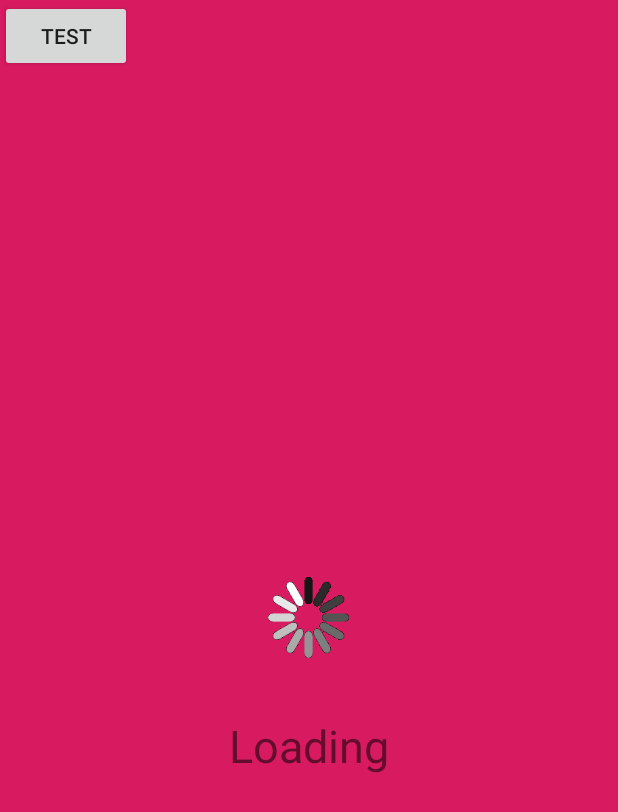
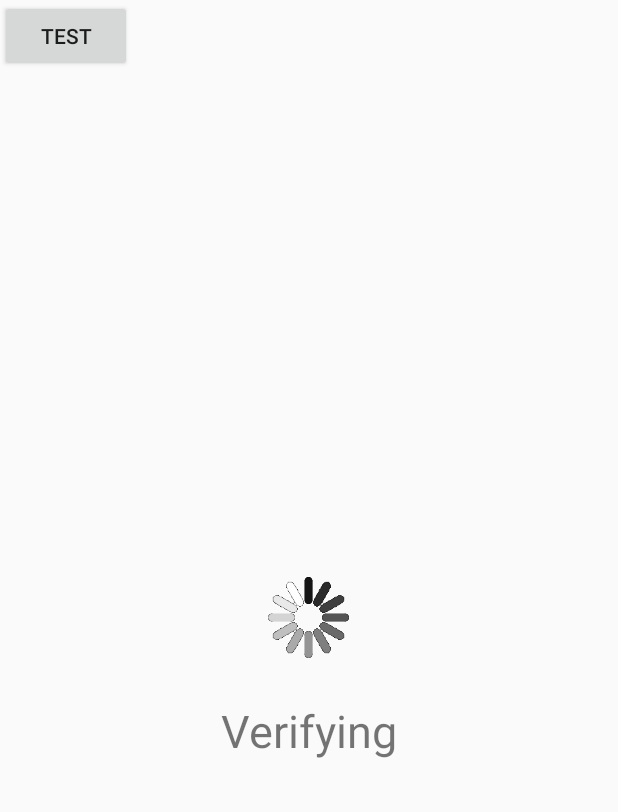
Before and after one commit to iamkushal/ProgressBar, an Android app: the layout activity_main.xml on its own in the app's theme, with its tools: preview values and no code run, on a phone screen of 412 x 824 dp. Shown: the top 812 px of the screen. Run offline under Robolectric (Android 15) with nearby library versions, the phone set to English and light mode, and no system bars.

```diff
--- a/app/src/main/AndroidManifest.xml
+++ b/app/src/main/AndroidManifest.xml
@@ -9,7 +9,9 @@
         android:roundIcon="@mipmap/ic_launcher_round"
         android:supportsRtl="true"
         android:theme="@style/AppTheme">
-        <activity android:name=".MainActivity"
+        <activity android:name=".BaseActivity"></activity>
+        <activity
+            android:name=".MainActivity"
             android:theme="@style/Theme.AppCompat.Dialog">
             <intent-filter>
                 <action android:name="android.intent.action.MAIN" />
--- a/app/src/main/res/layout/activity_main.xml
+++ b/app/src/main/res/layout/activity_main.xml
@@ -5,7 +5,6 @@
     android:layout_width="match_parent"
     android:layout_height="match_parent"
     tools:context=".MainActivity"
-    android:background="@color/colorAccent"
     >
 
 
@@ -20,9 +19,9 @@
         android:layout_width="match_parent"
         android:layout_height="wrap_content"
         android:layout_below="@+id/image"
-        android:text="Loading"
+        android:text="Verifying"
         android:textAlignment="center"
-        android:layout_marginTop="20dp"
+        android:layout_marginTop="10dp"
         android:textSize="30dp"/>
 
     <Button
```
Also changed, not shown: app/src/main/java/com/example/progressdialog/BaseActivity.java (added, +40 -0 lines), app/src/main/java/com/example/progressdialog/MainActivity.java (+9 -21 lines), app/src/main/res/layout/activity_base.xml (added, +9 -0 lines).
